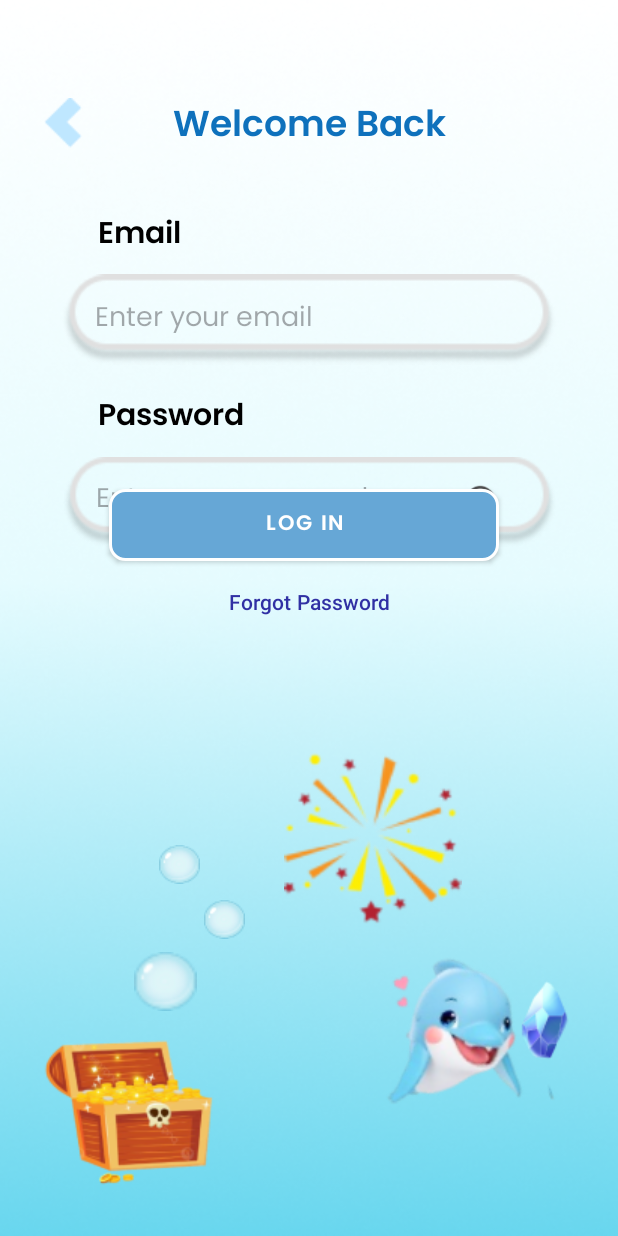
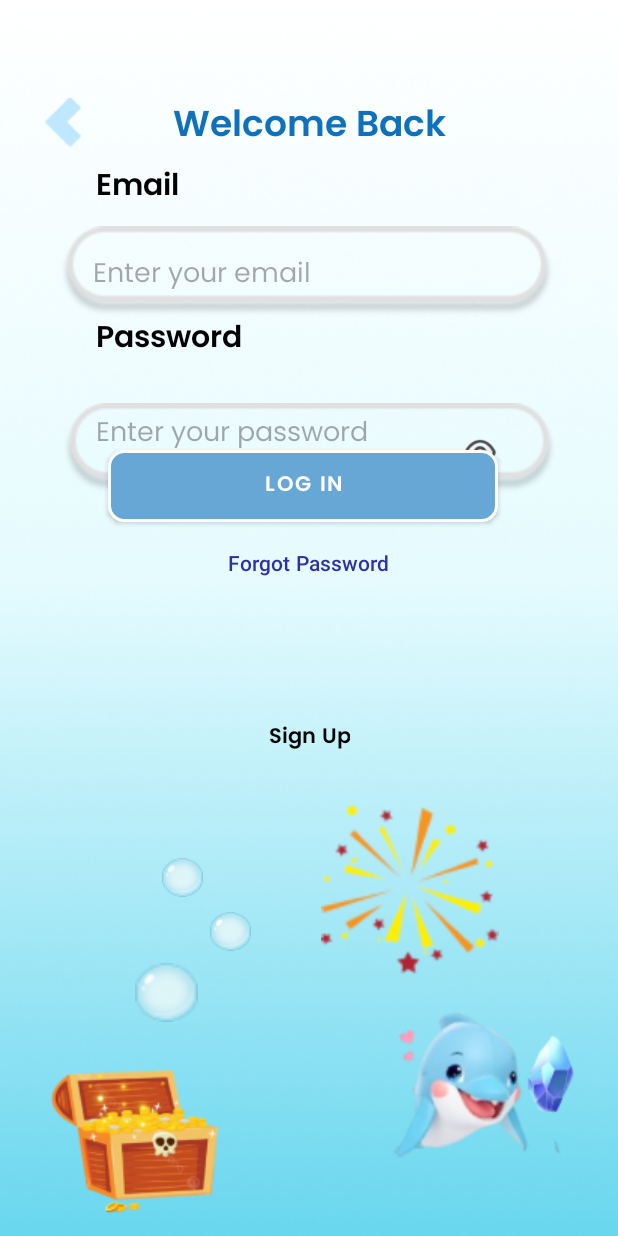
Before and after one commit to Kimberlycheng723/MAD-Linguamates, an Android app: the screen it shows after launch (LogInActivity), on a phone screen of 412 x 824 dp. Run offline under Robolectric (Android 15) with nearby library versions, the phone set to English and light mode, and no system bars; our stand-ins replace Firebase (no records; nobody signed in at launch, a user with empty details on screens opened directly); 1 statement that could not run was skipped.

Commit message:
added SignUp Button and Save Shared Preference to stay LoggedIn : LogInActivity & activity_log_in.xml

```diff
--- a/app/src/main/java/com/example/madasignment/profile/LogInActivity.java
+++ b/app/src/main/java/com/example/madasignment/profile/LogInActivity.java
@@ -30,7 +30,7 @@ public class LogInActivity extends AppCompatActivity {
 
 
     private EditText etEmail, etPassword;
-    private Button btnLogin, btnForgotPassword;
+    private Button btnLogin, btnForgotPassword, btnSignUp;
     private ImageView ivTogglePassword;
     private FirebaseAuth auth;
     private SharedPreferences sharedPreferences;
@@ -49,6 +49,10 @@ public class LogInActivity extends AppCompatActivity {
 
         });
 
+        if (SaveSharedPreference.isLoggedIn(this)) {
+            navigateToLessonUnit();
+        }
+
         sharedPreferences = getSharedPreferences("UserPrefs", MODE_PRIVATE);
         boolean isLoggedIn = sharedPreferences.getBoolean("isLoggedIn", false);
         if (isLoggedIn) {
@@ -64,6 +68,9 @@ public class LogInActivity extends AppCompatActivity {
         btnLogin = findViewById(R.id.btn_login_li);
         btnForgotPassword = findViewById(R.id.btn_forgot_password);
         ivTogglePassword = findViewById(R.id.iv_toggle_password);
+        btnSignUp = findViewById(R.id.btn_signUp_li);
+
+
 
         // Handle Login Button Click
         btnLogin.setOnClickListener(v -> loginUser());
@@ -73,6 +80,13 @@ public class LogInActivity extends AppCompatActivity {
 
         // Handle Password Visibility Toggle
         ivTogglePassword.setOnClickListener(v -> togglePasswordVisibility());
+
+        // Handle Sign Up Button Click
+        btnSignUp.setOnClickListener(v -> {
+            Intent intent = new Intent(LogInActivity.this, SignInActivity.class);
+            startActivity(intent);
+        });
+
     }
 
 
@@ -100,17 +114,17 @@ public class LogInActivity extends AppCompatActivity {
         auth.signInWithEmailAndPassword(email, password)
                 .addOnCompleteListener(task -> {
                     if (task.isSuccessful()) {
-                        // User signed in successfully, now check if email is verified
                         FirebaseUser user = FirebaseAuth.getInstance().getCurrentUser();
                         if (user != null && user.isEmailVerified()) {
+                            // Save login state
+                            SaveSharedPreference.setLoggedIn(this, true);
+
+                            // Navigate to the next screen
                             initializeBadgesInDatabase();
-                            Intent intent = new Intent(LogInActivity.this, LanguageSelectPage.class);
-                            startActivity(intent);
-                            finish();
+                            navigateToLessonUnit();
                         } else {
-                            // Email is not verified
-                            Toast.makeText(LogInActivity.this, "Please verify your email before logging in.", Toast.LENGTH_LONG).show();
-                            FirebaseAuth.getInstance().signOut(); // Sign out the user to prevent access
+                            Toast.makeText(this, "Please verify your email before logging in.", Toast.LENGTH_LONG).show();
+                            FirebaseAuth.getInstance().signOut();
                         }
                     } else {
                         String errorMessage = "Login failed: ";
@@ -119,11 +133,11 @@ public class LogInActivity extends AppCompatActivity {
                         } else {
                             errorMessage += "Unknown error occurred";
                         }
-                        Toast.makeText(LogInActivity.this, errorMessage, Toast.LENGTH_LONG).show();
-                        Log.e("LogInActivity", errorMessage);
+                        Toast.makeText(this, errorMessage, Toast.LENGTH_LONG).show();
                     }
                 });
     }
+
 
 
     private void resetPassword() {
--- a/app/src/main/res/layout/activity_log_in.xml
+++ b/app/src/main/res/layout/activity_log_in.xml
@@ -21,45 +21,6 @@
         app:layout_constraintTop_toTopOf="parent" />
 
     <!-- Existing Layout Components -->
-    <TextView
-        android:id="@+id/tv_email_li"
-        android:layout_width="wrap_content"
-        android:layout_height="wrap_content"
-        android:layout_marginStart="65dp"
-        android:layout_marginTop="140dp"
-        android:fontFamily="@font/poppins_semibold"
-        android:text="@string/email"
-        android:textColor="#000000"
-        android:textSize="20sp"
-        app:layout_constraintStart_toStartOf="parent"
-        app:layout_constraintTop_toTopOf="parent" />
-
-    <TextView
-        android:id="@+id/tv_pass_li"
-        android:layout_width="wrap_content"
-        android:layout_height="wrap_content"
-        android:layout_marginStart="65dp"
-        android:layout_marginBottom="12dp"
-        android:fontFamily="@font/poppins_semibold"
-        android:text="@string/password"
-        android:textColor="#000000"
-        android:textSize="20sp"
-        app:layout_constraintBottom_toTopOf="@+id/et_pass_li"
-        app:layout_constraintStart_toStartOf="parent" />
-
-    <EditText
-        android:id="@+id/et_email_li"
-        android:layout_width="285dp"
-        android:layout_height="50dp"
-        android:background="@android:color/transparent"
-        android:ems="10"
-        android:fontFamily="@font/poppins_regular"
-        android:hint="@string/enter_email"
-        android:inputType="textEmailAddress"
-        app:layout_constraintBottom_toBottomOf="@+id/iv_email_li"
-        app:layout_constraintEnd_toEndOf="@+id/iv_email_li"
-        app:layout_constraintStart_toStartOf="@+id/iv_email_li"
-        app:layout_constraintTop_toTopOf="@+id/iv_email_li" />
 
     <TextView
         android:id="@+id/tv_hello_si"
@@ -74,11 +35,161 @@
         app:layout_constraintStart_toStartOf="parent"
         app:layout_constraintTop_toTopOf="parent" />
 
+    <ImageView
+        android:id="@+id/iv_dophin_li"
+        android:layout_width="wrap_content"
+        android:layout_height="wrap_content"
+        android:layout_marginEnd="36dp"
+        android:layout_marginBottom="8dp"
+        app:layout_constraintBottom_toBottomOf="parent"
+        app:layout_constraintEnd_toEndOf="parent"
+        app:srcCompat="@drawable/dolphin_finish_flash" />
+
+    <ImageView
+        android:id="@+id/iv_firework_li"
+        android:layout_width="124dp"
+        android:layout_height="132dp"
+        android:layout_marginStart="44dp"
+        android:layout_marginTop="180dp"
+        app:layout_constraintStart_toEndOf="@+id/iv_bubble2_li"
+        app:layout_constraintTop_toBottomOf="@+id/btn_login_li"
+        app:srcCompat="@drawable/firework1" />
+
+    <ImageView
+        android:id="@+id/iv_bubble_li"
+        android:layout_width="wrap_content"
+        android:layout_height="wrap_content"
+        android:layout_marginStart="108dp"
+        android:layout_marginTop="224dp"
+        app:layout_constraintStart_toStartOf="parent"
+        app:layout_constraintTop_toBottomOf="@+id/btn_login_li"
+        app:srcCompat="@drawable/bubble" />
+
+    <ImageView
+        android:id="@+id/iv_bubble3_li"
+        android:layout_width="46dp"
+        android:layout_height="39dp"
+        android:layout_marginStart="88dp"
+        android:layout_marginTop="44dp"
+        app:layout_constraintStart_toStartOf="parent"
+        app:layout_constraintTop_toBottomOf="@+id/iv_bubble_li"
+        app:srcCompat="@drawable/bubble" />
+
+    <ImageView
+        android:id="@+id/iv_treasure_li"
+        android:layout_width="wrap_content"
+        android:layout_height="wrap_content"
+        android:layout_marginStart="20dp"
+        android:layout_marginBottom="8dp"
+        app:layout_constraintBottom_toBottomOf="parent"
+        app:layout_constraintStart_toStartOf="parent"
+        app:srcCompat="@drawable/levels_treasure" />
+
+    <ImageView
+        android:id="@+id/iv_bubble2_li"
+        android:layout_width="wrap_content"
+        android:layout_height="wrap_content"
+        android:layout_marginStart="140dp"
+        android:layout_marginTop="260dp"
+        app:layout_constraintStart_toStartOf="parent"
+        app:layout_constraintTop_toBottomOf="@+id/btn_login_li"
+        app:srcCompat="@drawable/bubble" />
+
+    <ImageView
+        android:id="@+id/iv_diamond_li"
+        android:layout_width="wrap_content"
+        android:layout_height="wrap_content"
+        android:layout_marginEnd="20dp"
+        android:layout_marginBottom="76dp"
+        app:layout_constraintBottom_toBottomOf="parent"
+        app:layout_constraintEnd_toEndOf="parent"
+        app:srcCompat="@drawable/diamond" />
+
+    <!-- Added Forgot Password Button -->
+
+    <!-- Added Password Visibility Toggle -->
+    <Button
+        android:id="@+id/btn_forgot_password"
+        android:layout_width="wrap_content"
+        android:layout_height="wrap_content"
+        android:layout_marginTop="3dp"
+        android:background="@android:color/transparent"
+        android:text="Forgot Password"
+        android:textColor="#3030A4"
+        app:layout_constraintEnd_toEndOf="parent"
+        app:layout_constraintHorizontal_bias="0.498"
+        app:layout_constraintStart_toStartOf="parent"
+        app:layout_constraintTop_toBottomOf="@+id/btn_login_li" />
+
+    <TextView
+        android:id="@+id/tv_email_li"
+        android:layout_width="wrap_content"
+        android:layout_height="wrap_content"
+        android:layout_marginStart="64dp"
+        android:layout_marginTop="108dp"
+        android:fontFamily="@font/poppins_semibold"
+        android:text="@string/email"
+        android:textColor="#000000"
+        android:textSize="20sp"
+        app:layout_constraintStart_toStartOf="parent"
+        app:layout_constraintTop_toTopOf="parent" />
+
+    <Button
+        android:id="@+id/btn_login_li"
+        style="@style/CustomUnitButton"
+        android:layout_width="260dp"
+        android:layout_height="wrap_content"
+        android:layout_marginStart="159dp"
+        android:layout_marginEnd="164dp"
+        android:layout_marginBottom="476dp"
+        android:background="@drawable/log_in_button"
+        android:fontFamily="@font/poppins_semibold"
+        android:text="@string/log_in"
+        android:textColor="#FFFFFF"
+        app:layout_constraintBottom_toBottomOf="parent"
+        app:layout_constraintEnd_toEndOf="parent"
+        app:layout_constraintHorizontal_bias="0.511"
+        app:layout_constraintStart_toStartOf="parent" />
+
+    <TextView
+        android:id="@+id/tv_pass_li"
+        android:layout_width="wrap_content"
+        android:layout_height="wrap_content"
+        android:layout_marginStart="64dp"
+        android:layout_marginBottom="20dp"
+        android:fontFamily="@font/poppins_semibold"
+        android:text="@string/password"
+        android:textColor="#000000"
+        android:textSize="20sp"
+        app:layout_constraintBottom_toTopOf="@+id/et_pass_li"
+        app:layout_constraintStart_toStartOf="parent" />
+
+    <ImageView
+        android:id="@+id/iv_email_li"
+        android:layout_width="329dp"
+        android:layout_height="63dp"
+        android:layout_marginTop="44dp"
+        app:layout_constraintEnd_toEndOf="parent"
+        app:layout_constraintHorizontal_bias="0.487"
+        app:layout_constraintStart_toStartOf="parent"
+        app:layout_constraintTop_toBottomOf="@+id/tv_hello_si"
+        app:srcCompat="@drawable/long_rect_pp" />
+
+    <ImageView
+        android:id="@+id/iv_pass_li"
+        android:layout_width="339dp"
+        android:layout_height="60dp"
+        android:layout_marginTop="56dp"
+        app:layout_constraintEnd_toEndOf="parent"
+        app:layout_constraintStart_toStartOf="parent"
+        app:layout_constraintTop_toBottomOf="@+id/iv_email_li"
+        app:srcCompat="@drawable/long_rect_pp" />
+
     <EditText
         android:id="@+id/et_pass_li"
         android:layout_width="279dp"
         android:layout_height="53dp"
-        android:layout_marginBottom="4dp"
+        android:layout_marginBottom="12dp"
         android:background="@android:color/transparent"
         android:ems="10"
         android:fontFamily="@font/poppins_regular"
@@ -90,130 +201,21 @@
         app:layout_constraintHorizontal_bias="0.45"
         app:layout_constraintStart_toStartOf="@+id/iv_pass_li" />
 
-    <ImageView
-        android:id="@+id/iv_email_li"
-        android:layout_width="329dp"
-        android:layout_height="63dp"
-        android:layout_marginTop="76dp"
-        app:layout_constraintEnd_toEndOf="parent"
-        app:layout_constraintHorizontal_bias="0.5"
-        app:layout_constraintStart_toStartOf="parent"
-        app:layout_constraintTop_toBottomOf="@+id/tv_hello_si"
-        app:srcCompat="@drawable/long_rect_pp" />
+    <EditText
+        android:id="@+id/et_email_li"
+        android:layout_width="285dp"
+        android:layout_height="50dp"
+        android:background="@android:color/transparent"
+        android:ems="10"
+        android:fontFamily="@font/poppins_regular"
+        android:hint="@string/enter_email"
+        android:inputType="textEmailAddress"
+        app:layout_constraintBottom_toBottomOf="@+id/iv_email_li"
+        app:layout_constraintEnd_toEndOf="@+id/iv_email_li"
+        app:layout_constraintStart_toStartOf="@+id/iv_email_li"
+        app:layout_constraintTop_toTopOf="@+id/iv_email_li"
+        app:layout_constraintVertical_bias="0.692" />
 
-    <ImageView
-        android:id="@+id/iv_pass_li"
-        android:layout_width="339dp"
-        android:layout_height="60dp"
-        android:layout_marginTop="60dp"
-        app:layout_constraintEnd_toEndOf="parent"
-        app:layout_constraintHorizontal_bias="0.504"
-        app:layout_constraintStart_toStartOf="parent"
-        app:layout_constraintTop_toBottomOf="@+id/iv_email_li"
-        app:srcCompat="@drawable/long_rect_pp" />
-
-    <Button
-        android:id="@+id/btn_login_li"
-        android:layout_width="260dp"
-        android:layout_height="wrap_content"
-        android:layout_marginStart="159dp"
-        android:layout_marginEnd="164dp"
-        android:layout_marginBottom="450dp"
-        android:background="@drawable/log_in_button"
-        style="@style/CustomUnitButton"
-
-        android:fontFamily="@font/poppins_semibold"
-        android:text="@string/log_in"
-        android:textColor="#FFFFFF"
-        app:layout_constraintBottom_toBottomOf="parent"
-        app:layout_constraintEnd_toEndOf="parent"
-        app:layout_constraintHorizontal_bias="0.508"
-        app:layout_constraintStart_toStartOf="parent" />
-
-    <ImageView
-        android:id="@+id/iv_dophin_li"
-        android:layout_width="wrap_content"
-        android:layout_height="wrap_content"
-        android:layout_marginEnd="40dp"
-        android:layout_marginBottom="44dp"
-        app:layout_constraintBottom_toBottomOf="parent"
-        app:layout_constraintEnd_toEndOf="parent"
-        app:srcCompat="@drawable/dolphin_finish_flash" />
-
-    <ImageView
-        android:id="@+id/iv_diamond_li"
-        android:layout_width="wrap_content"
-        android:layout_height="wrap_content"
-        android:layout_marginEnd="24dp"
-        android:layout_marginBottom="112dp"
-        app:layout_constraintBottom_toBottomOf="parent"
-        app:layout_constraintEnd_toEndOf="parent"
-        app:srcCompat="@drawable/diamond" />
-
-    <ImageView
-        android:id="@+id/iv_treasure_li"
-        android:layout_width="wrap_content"
-        android:layout_height="wrap_content"
-        android:layout_marginStart="16dp"
-        android:layout_marginBottom="27dp"
-        app:layout_constraintBottom_toBottomOf="parent"
-        app:layout_constraintStart_toStartOf="parent"
-        app:srcCompat="@drawable/levels_treasure" />
-
-    <ImageView
-        android:id="@+id/iv_bubble_li"
-        android:layout_width="wrap_content"
-        android:layout_height="wrap_content"
-        android:layout_marginStart="106dp"
-        android:layout_marginTop="189dp"
-        app:layout_constraintStart_toStartOf="parent"
-        app:layout_constraintTop_toBottomOf="@+id/btn_login_li"
-        app:srcCompat="@drawable/bubble" />
-
-    <ImageView
-        android:id="@+id/iv_bubble2_li"
-        android:layout_width="wrap_content"
-        android:layout_height="wrap_content"
-        android:layout_marginStart="136dp"
-        android:layout_marginTop="226dp"
-        app:layout_constraintStart_toStartOf="parent"
-        app:layout_constraintTop_toBottomOf="@+id/btn_login_li"
-        app:srcCompat="@drawable/bubble" />
-
-    <ImageView
-        android:id="@+id/iv_bubble3_li"
-        android:layout_width="46dp"
-        android:layout_height="39dp"
-        android:layout_marginStart="87dp"
-        android:layout_marginTop="45dp"
-        app:layout_constraintStart_toStartOf="parent"
-        app:layout_constraintTop_toBottomOf="@+id/iv_bubble_li"
-        app:srcCompat="@drawable/bubble" />
-
-    <ImageView
-        android:id="@+id/iv_firework_li"
-        android:layout_width="124dp"
-        android:layout_height="132dp"
-        android:layout_marginStart="23dp"
-        android:layout_marginTop="120dp"
-        app:layout_constraintStart_toEndOf="@+id/iv_bubble2_li"
-        app:layout_constraintTop_toBottomOf="@+id/btn_login_li"
-        app:srcCompat="@drawable/firework1" />
-
-    <!-- Added Forgot Password Button -->
-    <Button
-        android:id="@+id/btn_forgot_password"
-        android:layout_width="wrap_content"
-        android:layout_height="wrap_content"
-        android:layout_marginTop="3dp"
-        android:background="@android:color/transparent"
-        android:text="Forgot Password"
-        android:textColor="#3030A4"
-        app:layout_constraintEnd_toEndOf="parent"
-        app:layout_constraintStart_toStartOf="parent"
-        app:layout_constraintTop_toBottomOf="@+id/btn_login_li" />
-
-    <!-- Added Password Visibility Toggle -->
     <ImageView
         android:id="@+id/iv_toggle_password"
         android:layout_width="30dp"
@@ -223,7 +225,20 @@
         app:layout_constraintBottom_toBottomOf="@+id/et_pass_li"
         app:layout_constraintEnd_toEndOf="@+id/et_pass_li"
         app:layout_constraintTop_toTopOf="@+id/et_pass_li"
-        app:layout_constraintVertical_bias="0.434" />
+        app:layout_constraintVertical_bias="1.0" />
+
+    <Button
+        android:id="@+id/btn_signUp_li"
+        android:layout_width="wrap_content"
+        android:layout_height="wrap_content"
+        android:layout_marginBottom="308dp"
+        android:background="@android:color/transparent"
+        android:fontFamily="@font/poppins_semibold"
+        android:text="Sign Up"
+        android:textColor="#050505"
+        app:layout_constraintBottom_toBottomOf="parent"
+        app:layout_constraintEnd_toEndOf="parent"
+        app:layout_constraintStart_toStartOf="parent" />
 
     <!-- Added Language Selection Dropdown -->
 
```
